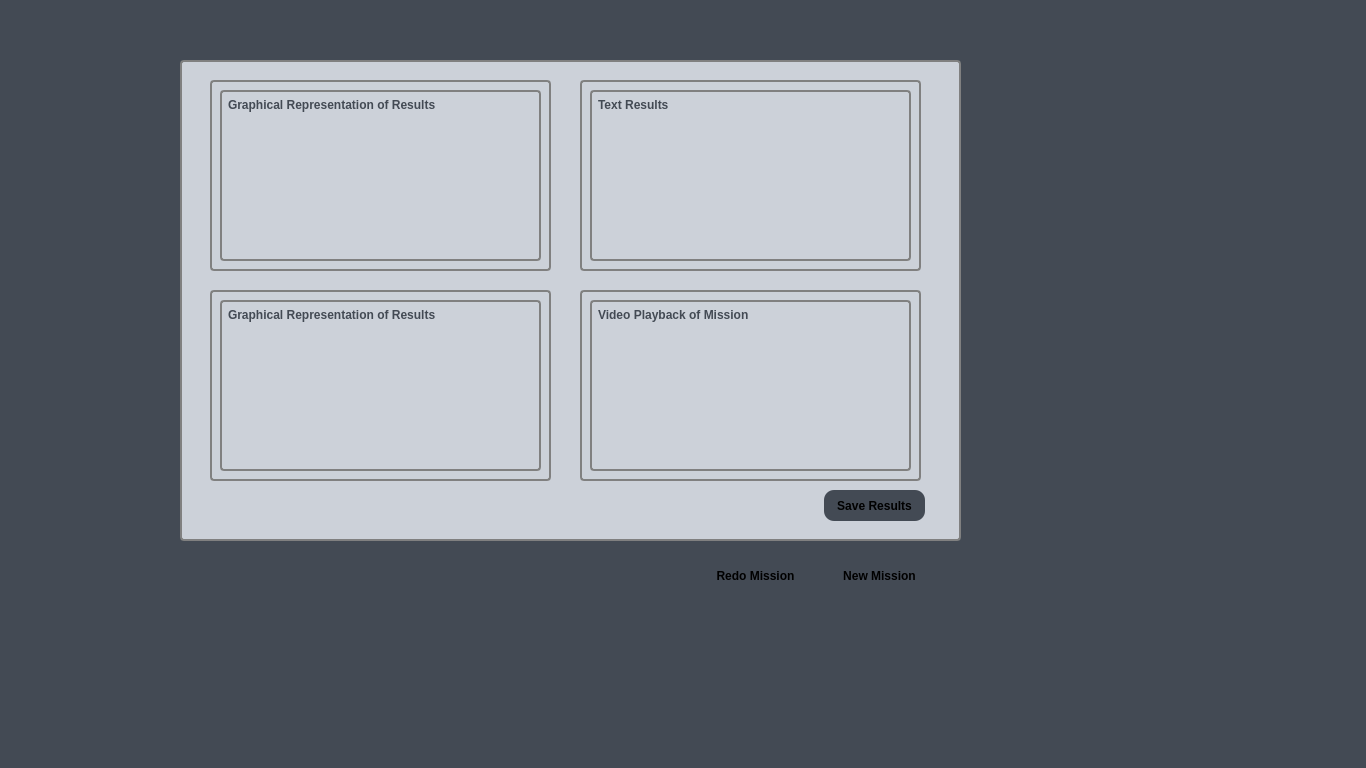
This is GUI/UAV-Forge-New/missionrecap.ui in UCI-UAVForge/GroundStation as Qt 5 draws it before an edit. The edited form follows.
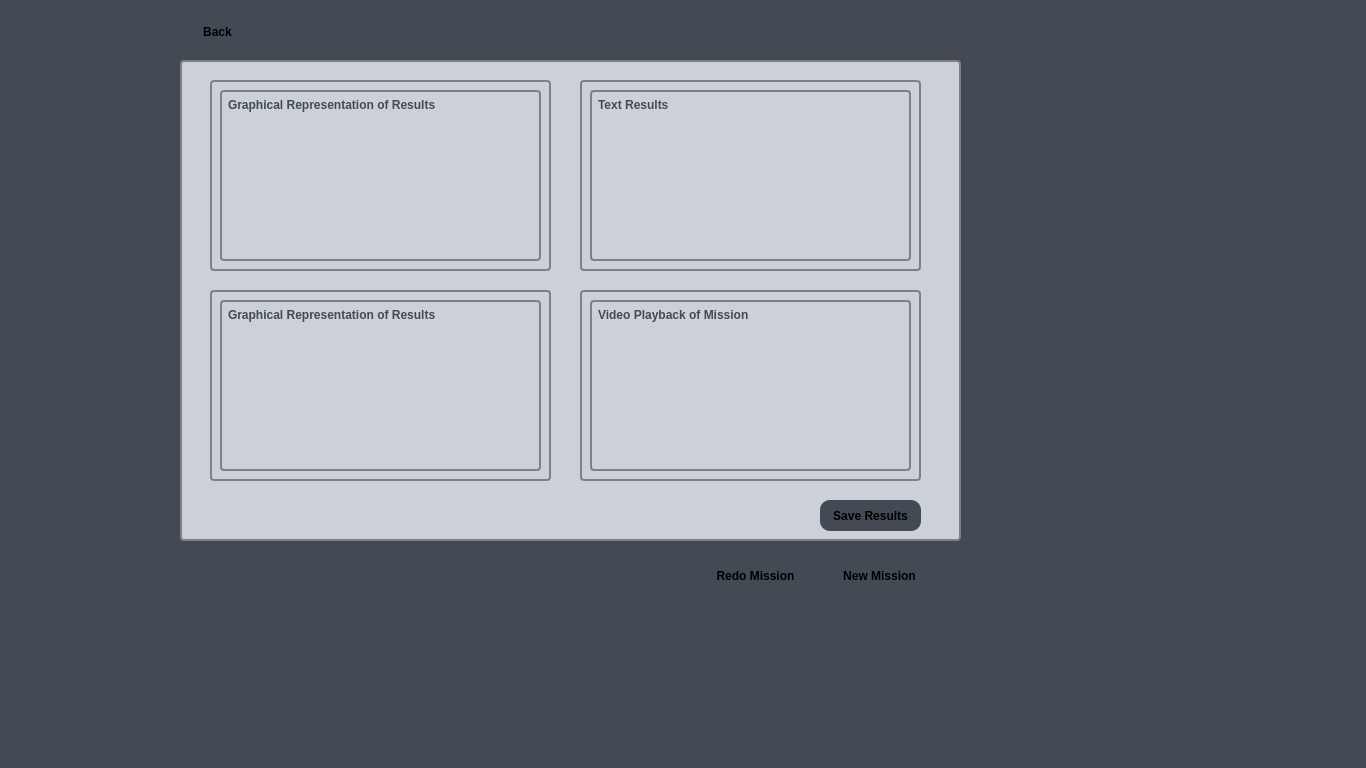
This is the edited form.

Commit message: Back buttons added

Patch:
```diff
--- a/GUI/UAV-Forge-New/missionrecap.ui
+++ b/GUI/UAV-Forge-New/missionrecap.ui
@@ -261,8 +261,8 @@
    <widget class="QPushButton" name="pushButton">
     <property name="geometry">
      <rect>
-      <x>644</x>
-      <y>430</y>
+      <x>640</x>
+      <y>440</y>
       <width>101</width>
       <height>31</height>
      </rect>
@@ -531,6 +531,31 @@
     <string>Replay Mission</string>
    </property>
   </widget>
+  <widget class="QPushButton" name="pushButton_5">
+   <property name="geometry">
+    <rect>
+     <x>180</x>
+     <y>20</y>
+     <width>75</width>
+     <height>23</height>
+    </rect>
+   </property>
+   <property name="styleSheet">
+    <string notr="true"> QPushButton { 
+background-color: &quot;#CCD1D9&quot;; 
+color: &quot;#434A54&quot;; 
+border-radius: 10px;
+font-weight: bold;
+border: none; 
+}
+ QPushButton:pressed {
+     background-color: #E6E9ED
+ }</string>
+   </property>
+   <property name="text">
+    <string>Back</string>
+   </property>
+  </widget>
   <zorder>frame_5</zorder>
   <zorder>frame</zorder>
   <zorder>frame_2</zorder>
```
Left out of the diff: 7 changed lines with no effect on the pictures. The commit also changes 56 other files.
